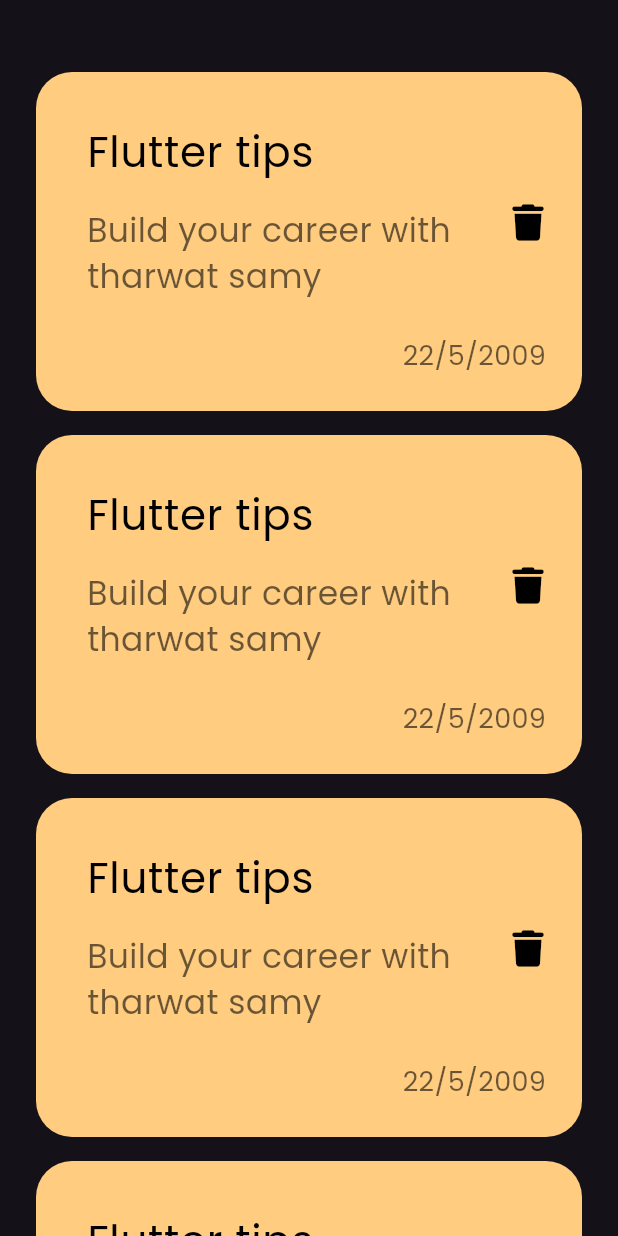
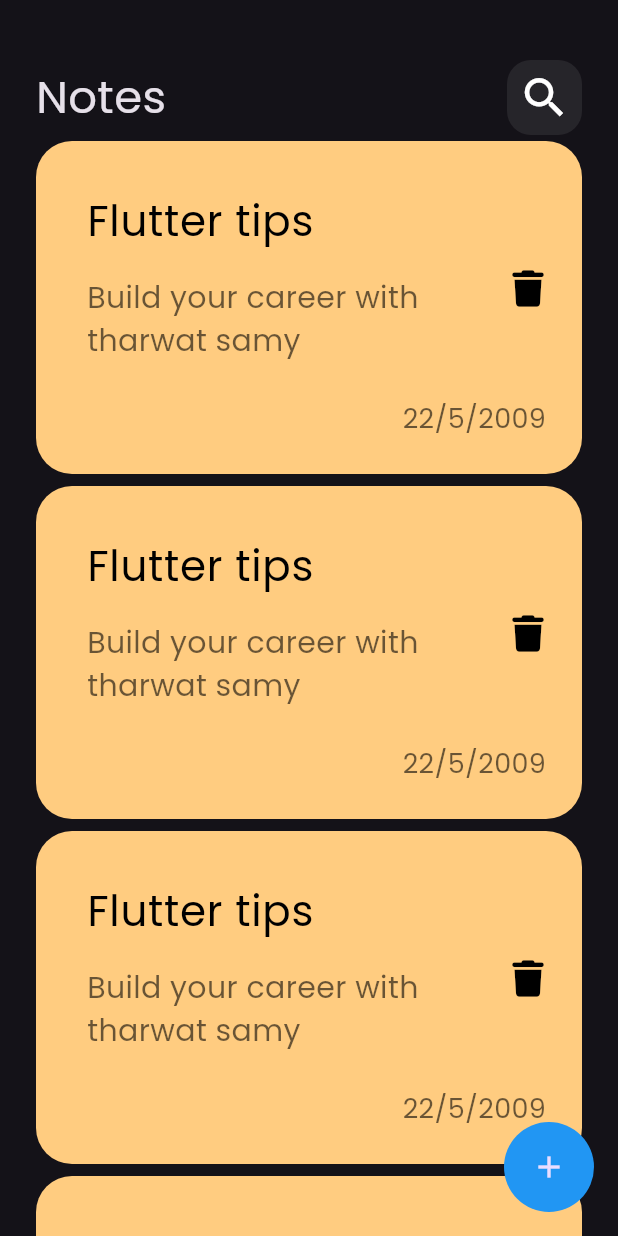
Before and after one commit to MahmoodRihanya/note_app, a Flutter app: the screen it shows after launch, on a phone screen of 412 x 824 dp. Run offline on Flutter 3.47's test engine with Material 3 defaults, Android fonts, the phone set to English and light mode, and no system bars; our stand-ins replace font_awesome_flutter.

Commit message:
add floating action button

```diff
--- a/lib/views/home_view.dart
+++ b/lib/views/home_view.dart
@@ -6,6 +6,13 @@ class HomeView extends StatelessWidget {
 
   @override
   Widget build(BuildContext context) {
-    return const Scaffold(body: CustomBody());
+    return Scaffold(
+      body: const CustomBody(),
+      floatingActionButton: CircleAvatar(
+        backgroundColor: Colors.blue,
+        radius: 30,
+        child: Icon(Icons.add),
+      ),
+    );
   }
 }
--- a/lib/views/widgets/custom_body.dart
+++ b/lib/views/widgets/custom_body.dart
@@ -1,4 +1,5 @@
 import 'package:flutter/material.dart';
+import 'package:notes_app/views/widgets/custom_appbar.dart';
 
 import 'package:notes_app/views/widgets/notes_list_view.dart';
 
@@ -10,7 +11,11 @@ class CustomBody extends StatelessWidget {
     return const Padding(
       padding: EdgeInsets.symmetric(horizontal: 24),
       child: Column(
-        children: [SizedBox(height: 40), Expanded(child: NotesList())],
+        children: [
+          SizedBox(height: 40),
+          CustomAppBar(),
+          Expanded(child: NotesList()),
+        ],
       ),
     );
   }
--- a/lib/views/widgets/custom_note_item.dart
+++ b/lib/views/widgets/custom_note_item.dart
@@ -27,7 +27,7 @@ class CustomNoteItem extends StatelessWidget {
                 'Build your career with tharwat samy',
                 style: TextStyle(
                   color: Colors.black.withAlpha(150),
-                  fontSize: 22,
+                  fontSize: 20,
                 ),
               ),
             ),
--- a/lib/views/widgets/notes_list_view.dart
+++ b/lib/views/widgets/notes_list_view.dart
@@ -9,7 +9,7 @@ class NotesList extends StatelessWidget {
     return ListView.builder(
       itemBuilder: (context, index) {
         return Padding(
-          padding: const EdgeInsets.symmetric(vertical: 8),
+          padding: const EdgeInsets.symmetric(vertical: 4),
           child: const CustomNoteItem(),
         );
       },
```
